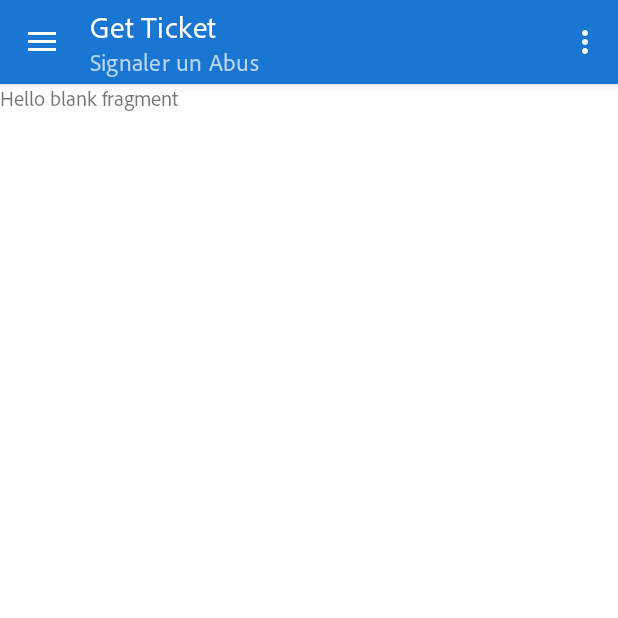
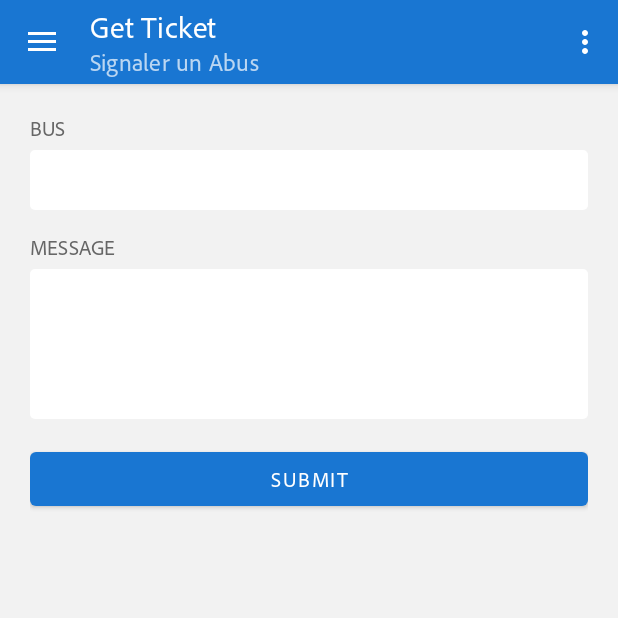
Before and after one commit to eric-ampire/ticket-manager-mobile, an Android app: the SignalerAbusFragment screen opened through its navigation route, on a phone screen of 412 x 824 dp, the top half of it. Run offline under Robolectric (Android 15) with nearby library versions, the phone set to English and light mode, and no system bars; our stand-ins replace data binding, navigation-ui, paging; libraries missing offline, so code that uses them is left out: androidx.paging, com.xwray.groupie; 4 statements that could not run were skipped.

Commit message:
[UPDATE] Signaler Abus UI

```diff
--- a/app/src/main/res/layout/fragment_signaler_abus.xml
+++ b/app/src/main/res/layout/fragment_signaler_abus.xml
@@ -1,14 +1,76 @@
 <?xml version="1.0" encoding="utf-8"?>
-<FrameLayout xmlns:android="http://schemas.android.com/apk/res/android"
+<layout xmlns:android="http://schemas.android.com/apk/res/android"
     xmlns:tools="http://schemas.android.com/tools"
-    android:layout_width="match_parent"
-    android:layout_height="match_parent"
-    tools:context=".view.fragment.SignalerAbusFragment">
+    xmlns:app="http://schemas.android.com/apk/res-auto">
 
-    <!-- TODO: Update blank fragment layout -->
-    <TextView
+    <data>
+
+    </data>
+
+    <FrameLayout
         android:layout_width="match_parent"
         android:layout_height="match_parent"
-        android:text="@string/hello_blank_fragment" />
+        tools:context=".view.fragment.SignalerAbusFragment">
 
-</FrameLayout>
+        <androidx.core.widget.NestedScrollView
+            android:layout_width="match_parent"
+            android:layout_height="match_parent"
+            android:background="@color/grey_5"
+            android:clipToPadding="false"
+            android:padding="@dimen/spacing_mlarge"
+            android:scrollbars="none"
+            android:scrollingCache="true"
+            app:layout_behavior="@string/appbar_scrolling_view_behavior">
+
+            <LinearLayout
+                android:layout_width="match_parent"
+                android:layout_height="wrap_content"
+                android:orientation="vertical">
+
+                <TextView
+                    android:layout_width="wrap_content"
+                    android:layout_height="wrap_content"
+                    android:layout_marginBottom="@dimen/spacing_medium"
+                    android:text="BUS"
+                    android:textAppearance="@style/TextAppearance.AppCompat.Body1"
+                    android:textColor="@color/grey_60" />
+
+                <Spinner
+                    style="@style/EditText.Flat.Grey"
+                    android:layout_width="match_parent"
+                    android:layout_height="@dimen/spacing_xmlarge"
+                    android:background="@drawable/edit_text_round_bg_white"
+                    android:minHeight="@dimen/spacing_xmlarge"
+                    android:paddingLeft="@dimen/spacing_middle"
+                    android:paddingRight="@dimen/spacing_middle" />
+
+                <TextView
+                    android:layout_width="wrap_content"
+                    android:layout_height="wrap_content"
+                     android:layout_marginBottom="@dimen/spacing_medium"
+                    android:layout_marginTop="@dimen/spacing_large"
+                    android:text="MESSAGE"
+                    android:textAppearance="@style/TextAppearance.AppCompat.Body1"
+                    android:textColor="@color/grey_60" />
+
+                <EditText
+                    android:textAlignment="viewStart"
+                    style="@style/EditText.Flat.Grey"
+                    android:layout_width="match_parent"
+                    android:layout_height="100dp"
+                    android:background="@drawable/edit_text_round_bg_white"
+                    android:minHeight="@dimen/spacing_xmlarge"
+                    android:paddingLeft="@dimen/spacing_middle"
+                    android:paddingRight="@dimen/spacing_middle"/>
+
+                <Button
+                    android:layout_marginTop="16dp"
+                    android:text="Submit"
+                    android:layout_width="match_parent"
+                    android:layout_height="wrap_content" />
+
+            </LinearLayout>
+
+        </androidx.core.widget.NestedScrollView>
+    </FrameLayout>
+</layout>
```
